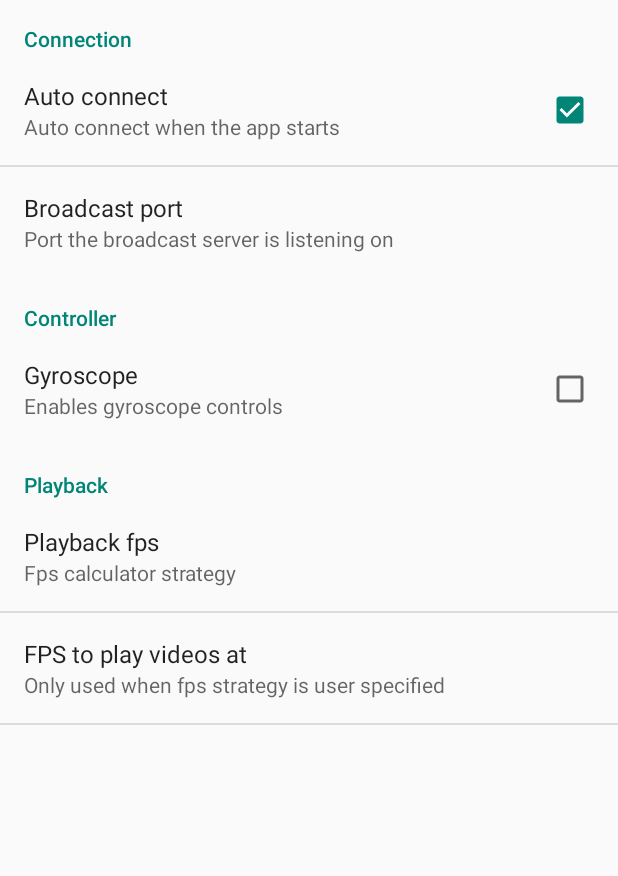
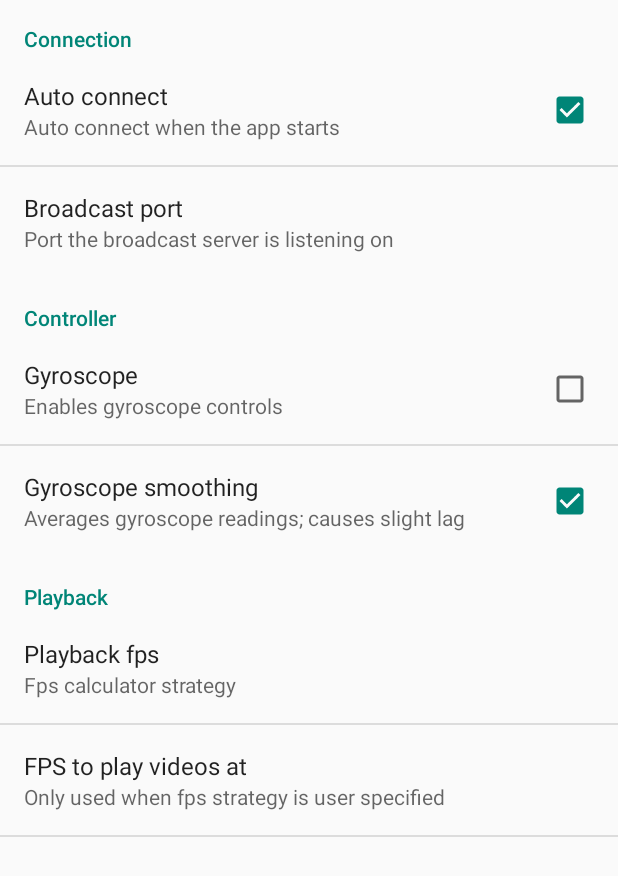
Before and after one commit to jackpf/PiRover, an Android app: the SettingsActivity screen opened directly, with no data from a screen before it, on a phone screen of 412 x 824 dp. Shown: the top 876 px of the screen. Run offline under Robolectric (Android 15) with nearby library versions, the phone set to English and light mode, and no system bars.

Commit message:
Implemented accelerometer smoothing [#21]

```diff
--- a/app/Android/app/src/main/java/com/jackpf/pirover/MainActivity.java
+++ b/app/Android/app/src/main/java/com/jackpf/pirover/MainActivity.java
@@ -109,7 +109,11 @@ public class MainActivity extends Activity implements Observer
 
         if (preferences.getBoolean(getString(R.string.pref_gyroscope_key), Boolean.valueOf(getString(R.string.pref_gyroscope_default)))) {
             SensorManager sensorManager = (SensorManager) getSystemService(Context.SENSOR_SERVICE);
-            AccelerometerController accelerometerController = new AccelerometerController(controller);
+            AccelerometerController accelerometerController =
+                new AccelerometerController(controller, preferences.getBoolean(
+                    getString(R.string.pref_gyroscope_smoothing_key),
+                    Boolean.valueOf(getString(R.string.pref_gyroscope_smoothing_default))
+                ));
 
             sensorManager.registerListener(
                 accelerometerController,
--- a/app/Android/app/src/main/res/values/strings.xml
+++ b/app/Android/app/src/main/res/values/strings.xml
@@ -45,6 +45,10 @@
     <string name="pref_gyroscope_title">Gyroscope</string>
     <string name="pref_gyroscope_default">false</string>
     <string name="pref_gyroscope_summary">Enables gyroscope controls</string>
+    <string name="pref_gyroscope_smoothing_key">gyroscope_smoothing</string>
+    <string name="pref_gyroscope_smoothing_title">Gyroscope smoothing</string>
+    <string name="pref_gyroscope_smoothing_default">true</string>
+    <string name="pref_gyroscope_smoothing_summary">Averages gyroscope readings; causes slight lag</string>
     <string name="pref_playback_title">Playback</string>
     <string name="pref_fps_key">fps</string>
     <string name="pref_fps_title">Playback fps</string>
--- a/app/Android/app/src/main/res/xml/preferences.xml
+++ b/app/Android/app/src/main/res/xml/preferences.xml
@@ -24,11 +24,16 @@
         android:title="@string/pref_control_title">
 
         <CheckBoxPreference
-		    android:key="@string/pref_gyroscope_key"
-		    android:title="@string/pref_gyroscope_title"
-		    android:defaultValue="@string/pref_gyroscope_default"
-		    android:summary="@string/pref_gyroscope_summary"
-		    android:inputType="number" />
+            android:key="@string/pref_gyroscope_key"
+            android:title="@string/pref_gyroscope_title"
+            android:defaultValue="@string/pref_gyroscope_default"
+            android:summary="@string/pref_gyroscope_summary" />
+
+        <CheckBoxPreference
+            android:key="@string/pref_gyroscope_smoothing_key"
+            android:title="@string/pref_gyroscope_smoothing_title"
+            android:defaultValue="@string/pref_gyroscope_smoothing_default"
+            android:summary="@string/pref_gyroscope_smoothing_summary" />
 
     </PreferenceCategory>
 
```
Also changed, not shown: app/Android/app/src/main/java/com/jackpf/pirover/Controller/AccelerometerController.java (+46 -8 lines).
